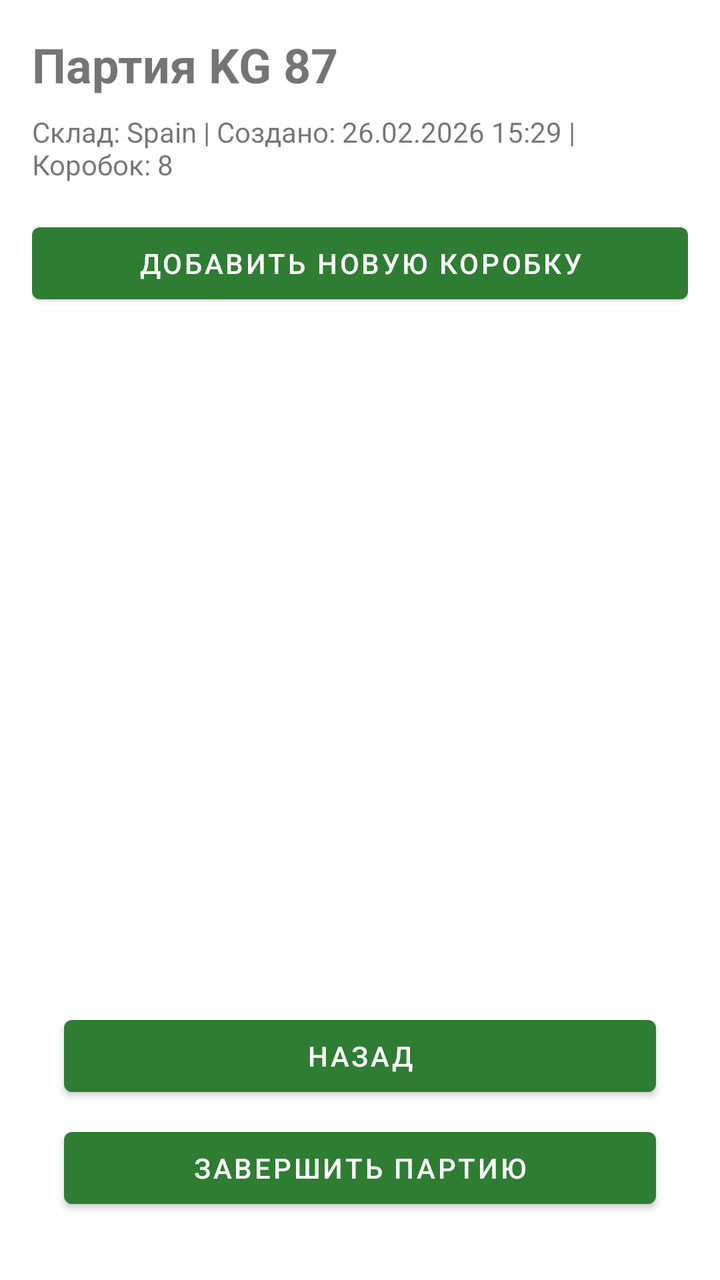
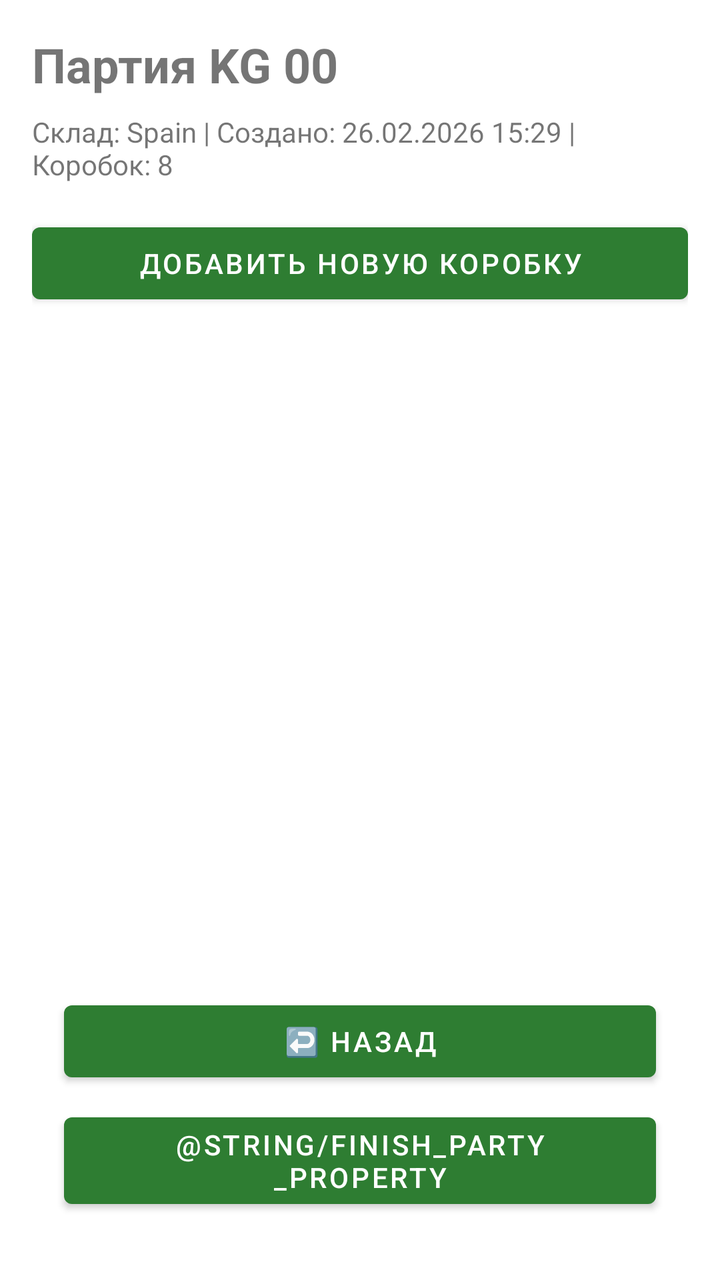

An Android layout rendered at two revisions. The XML below is the earlier revision; the diff shows what the commit changed to produce the second picture.
<!-- AndroidManifest.xml: application theme AppTheme -->
<!-- res/layout/fragment_party_detail.xml -->
<androidx.constraintlayout.widget.ConstraintLayout
    xmlns:android="http://schemas.android.com/apk/res/android"
    xmlns:app="http://schemas.android.com/apk/res-auto"
    android:layout_width="match_parent"
    android:layout_height="match_parent"
    android:padding="16dp">
    <TextView
        android:id="@+id/tvTitle"
        android:layout_width="wrap_content"
        android:layout_height="wrap_content"
        android:text="Партия KG 87"
        android:textSize="24sp"
        android:textStyle="bold"
        app:layout_constraintTop_toTopOf="parent"
        app:layout_constraintStart_toStartOf="parent" />
    <TextView
        android:id="@+id/tvInfo"
        android:layout_width="wrap_content"
        android:layout_height="wrap_content"
        android:text="Склад: Spain | Создано: 26.02.2026 15:29 | Коробок: 8"
        android:layout_marginTop="8dp"
        app:layout_constraintTop_toBottomOf="@id/tvTitle"
        app:layout_constraintStart_toStartOf="parent" />
    <Button
        android:id="@+id/btnAddBox"
        android:layout_width="0dp"
        android:layout_height="wrap_content"
        android:text="@string/add_new_box"
        app:layout_constraintTop_toBottomOf="@id/tvInfo"
        app:layout_constraintStart_toStartOf="parent"
        app:layout_constraintEnd_toEndOf="parent"
        android:layout_marginTop="16dp" />
    <androidx.recyclerview.widget.RecyclerView
        android:id="@+id/rvBoxes"
        android:layout_width="0dp"
        android:layout_height="0dp"
        app:layout_constraintTop_toBottomOf="@id/btnAddBox"
        app:layout_constraintBottom_toTopOf="@id/btnFinishParty"
        app:layout_constraintStart_toStartOf="parent"
        app:layout_constraintEnd_toEndOf="parent"
        android:layout_marginTop="16dp" />

    <Button
        android:id="@+id/btnFinishParty"
        android:layout_width="0dp"
        android:layout_height="wrap_content"
        android:text="@string/finish_party_property"
        android:layout_marginBottom="16dp"
        android:layout_marginHorizontal="16dp"
        app:layout_constraintBottom_toBottomOf="parent"
        app:layout_constraintStart_toStartOf="parent"
        app:layout_constraintEnd_toEndOf="parent" />
    
    <Button
        android:id="@+id/btnBack"
        android:layout_width="0dp"
        android:layout_height="wrap_content"
        android:text="@string/back"
        android:layout_marginBottom="8dp"
        android:layout_marginHorizontal="16dp"
        app:layout_constraintBottom_toTopOf="@id/btnFinishParty"
        app:layout_constraintStart_toStartOf="parent"
        app:layout_constraintEnd_toEndOf="parent" />
    <WebView
        android:id="@+id/webViewPrint"
        android:layout_width="0dp"
        android:layout_height="0dp"
        android:visibility="gone"
        app:layout_constraintTop_toTopOf="parent"
        app:layout_constraintBottom_toBottomOf="parent"
        app:layout_constraintStart_toStartOf="parent"
        app:layout_constraintEnd_toEndOf="parent" />
    <ProgressBar
        android:id="@+id/progressBar"
        android:layout_width="wrap_content"
        android:layout_height="wrap_content"
        android:visibility="gone"
        app:layout_constraintTop_toTopOf="parent"
        app:layout_constraintBottom_toBottomOf="parent"
        app:layout_constraintStart_toStartOf="parent"
        app:layout_constraintEnd_toEndOf="parent" />
</androidx.constraintlayout.widget.ConstraintLayout>
<!-- resources referenced by this layout -->
<resources>
  <string name="add_new_box">Добавить новую коробку</string>
  <string name="back">Hазад</string>
  <string name="finish_party_property">Завершить партию</string>
  <style name="AppTheme" parent="Theme.MaterialComponents.Light.NoActionBar">
          
          <item name="colorPrimary">#2E7D32</item>  
          <item name="colorPrimaryVariant">#1B5E20</item>
          <item name="colorOnPrimary">#FFFFFF</item>
          <item name="colorSecondary">#2E7D32</item>
          <item name="colorSecondaryVariant">#1B5E20</item>
          <item name="colorOnSecondary">#000000</item>
      </style>
</resources>

<!-- the commit's change to res/layout/fragment_party_detail.xml (unified diff, before → after) -->
@@ -8,7 +8,7 @@
         android:id="@+id/tvTitle"
         android:layout_width="wrap_content"
         android:layout_height="wrap_content"
-        android:text="Партия KG 87"
+        android:text="Партия KG 00"
         android:textSize="24sp"
         android:textStyle="bold"
         app:layout_constraintTop_toTopOf="parent"
<!-- resource entries referenced after the edit -->
@@ -1,8 +1,7 @@
 <!-- resources referenced by this layout -->
 <resources>
   <string name="add_new_box">Добавить новую коробку</string>
-  <string name="back">Hазад</string>
-  <string name="finish_party_property">Завершить партию</string>
+  <string name="back">↩️ Hазад</string>
   <style name="AppTheme" parent="Theme.MaterialComponents.Light.NoActionBar">
           
           <item name="colorPrimary">#2E7D32</item>  
